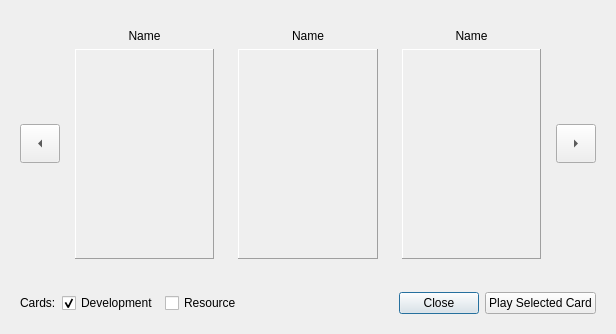
Old version of the form client/ui/cardbrowserform.ui in the repository rku/Settleboard.
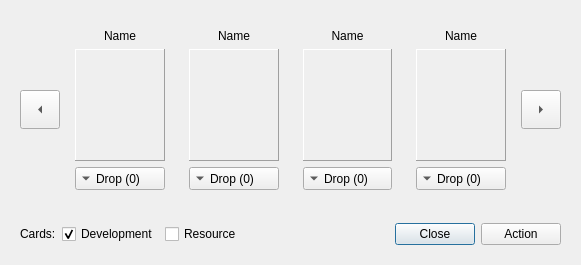
New version of the form.

Commit message: Some adjustments to card browser.

```diff
--- a/client/ui/cardbrowserform.ui
+++ b/client/ui/cardbrowserform.ui
@@ -9,8 +9,8 @@
    <rect>
     <x>0</x>
     <y>0</y>
-    <width>616</width>
-    <height>334</height>
+    <width>581</width>
+    <height>265</height>
    </rect>
   </property>
   <property name="sizePolicy">
@@ -89,6 +89,25 @@
            </property>
           </widget>
          </item>
+         <item>
+          <widget class="QToolButton" name="buttonDrop1">
+           <property name="sizePolicy">
+            <sizepolicy hsizetype="Preferred" vsizetype="Fixed">
+             <horstretch>0</horstretch>
+             <verstretch>0</verstretch>
+            </sizepolicy>
+           </property>
+           <property name="text">
+            <string>Drop (0)</string>
+           </property>
+           <property name="toolButtonStyle">
+            <enum>Qt::ToolButtonTextBesideIcon</enum>
+           </property>
+           <property name="arrowType">
+            <enum>Qt::DownArrow</enum>
+           </property>
+          </widget>
+         </item>
         </layout>
        </widget>
       </item>
@@ -127,6 +146,25 @@
            </property>
           </widget>
          </item>
+         <item>
+          <widget class="QToolButton" name="buttonDrop2">
+           <property name="sizePolicy">
+            <sizepolicy hsizetype="Preferred" vsizetype="Fixed">
+             <horstretch>0</horstretch>
+             <verstretch>0</verstretch>
+            </sizepolicy>
+           </property>
+           <property name="text">
+            <string>Drop (0)</string>
+           </property>
+           <property name="toolButtonStyle">
+            <enum>Qt::ToolButtonTextBesideIcon</enum>
+           </property>
+           <property name="arrowType">
+            <enum>Qt::DownArrow</enum>
+           </property>
+          </widget>
+         </item>
         </layout>
        </widget>
       </item>
@@ -168,6 +206,88 @@
            </property>
           </widget>
          </item>
+         <item>
+          <widget class="QToolButton" name="buttonDrop3">
+           <property name="sizePolicy">
+            <sizepolicy hsizetype="Preferred" vsizetype="Fixed">
+             <horstretch>0</horstretch>
+             <verstretch>0</verstretch>
+            </sizepolicy>
+           </property>
+           <property name="text">
+            <string>Drop (0)</string>
+           </property>
+           <property name="toolButtonStyle">
+            <enum>Qt::ToolButtonTextBesideIcon</enum>
+           </property>
+           <property name="arrowType">
+            <enum>Qt::DownArrow</enum>
+           </property>
+          </widget>
+         </item>
+        </layout>
+       </widget>
+      </item>
+      <item>
+       <widget class="QWidget" name="widgetCard4" native="true">
+        <property name="layoutDirection">
+         <enum>Qt::LeftToRight</enum>
+        </property>
+        <layout class="QVBoxLayout" name="verticalLayout_5" stretch="0,0,0">
+         <item>
+          <widget class="QLabel" name="labelName4">
+           <property name="text">
+            <string>Name</string>
+           </property>
+           <property name="alignment">
+            <set>Qt::AlignCenter</set>
+           </property>
+          </widget>
+         </item>
+         <item>
+          <widget class="QLabel" name="labelPixmap4">
+           <property name="sizePolicy">
+            <sizepolicy hsizetype="Preferred" vsizetype="Preferred">
+             <horstretch>0</horstretch>
+             <verstretch>1</verstretch>
+            </sizepolicy>
+           </property>
+           <property name="autoFillBackground">
+            <bool>false</bool>
+           </property>
+           <property name="frameShape">
+            <enum>QFrame::Panel</enum>
+           </property>
+           <property name="frameShadow">
+            <enum>QFrame::Raised</enum>
+           </property>
+           <property name="text">
+            <string/>
+           </property>
+           <property name="alignment">
+            <set>Qt::AlignCenter</set>
+           </property>
+          </widget>
+         </item>
+         <item>
+          <widget class="QToolButton" name="buttonDrop4">
+           <property name="sizePolicy">
+            <sizepolicy hsizetype="Preferred" vsizetype="Fixed">
+             <horstretch>0</horstretch>
+             <verstretch>0</verstretch>
+            </sizepolicy>
+           </property>
+           <property name="text">
+            <string>Drop (0)</string>
+           </property>
+           <property name="toolButtonStyle">
+            <enum>Qt::ToolButtonTextBesideIcon</enum>
+           </property>
+           <property name="arrowType">
+            <enum>Qt::DownArrow</enum>
+           </property>
+          </widget>
+         </item>
         </layout>
        </widget>
       </item>
@@ -240,7 +360,7 @@
       <item>
        <widget class="QPushButton" name="buttonPlaySelectedCard">
         <property name="text">
-         <string>Play Selected Card</string>
+         <string>Action</string>
         </property>
         <property name="autoDefault">
          <bool>false</bool>
```
Left out of the diff: 2 changed lines with no effect on the pictures. The commit also changes 7 other files.
